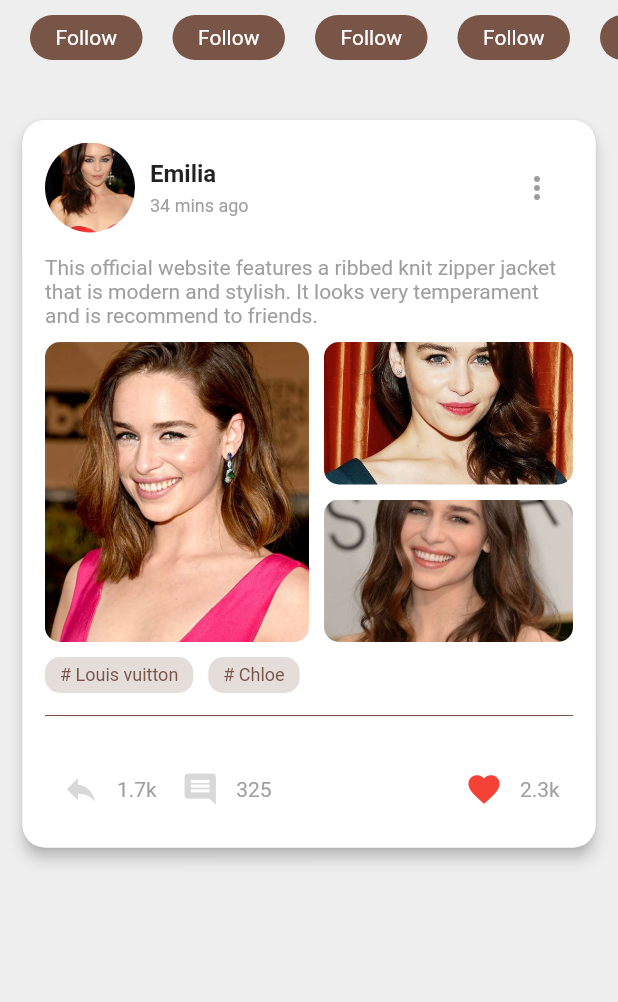
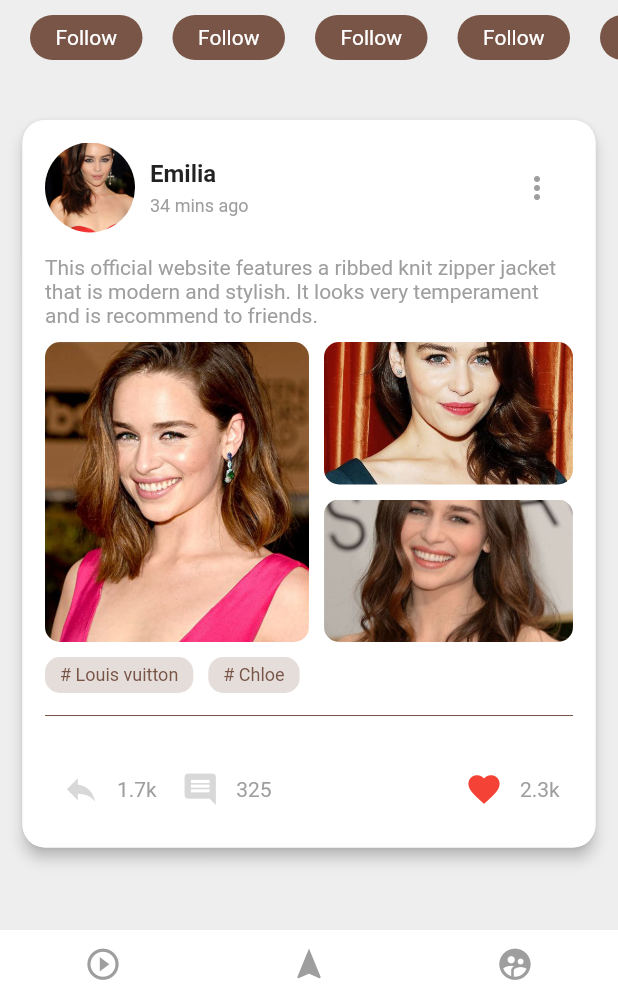
Before and after one commit to AkashRajpurohit/Flutter-Fashion-App-UI, a Flutter app: the screen it shows after launch, on a phone screen of 412 x 824 dp, the part 234-1236 px from its top. Run offline on Flutter 3.47's test engine with Material 2 defaults, Android fonts, the phone set to English and light mode, and no system bars.

Commit message:
:art: bottom navigation

```diff
--- a/lib/screens/home.dart
+++ b/lib/screens/home.dart
@@ -5,7 +5,22 @@ class Home extends StatefulWidget {
   _HomeState createState() => _HomeState();
 }
 
-class _HomeState extends State<Home> {
+class _HomeState extends State<Home> with SingleTickerProviderStateMixin {
+
+  TabController _controller;
+
+  @override
+  void initState() {
+    super.initState();
+    _controller = new TabController(vsync: this, length: 3);
+  }
+
+  @override
+  void dispose() {
+    _controller.dispose();
+    super.dispose();
+  }
+
   @override
   Widget build(BuildContext context) {
     return Scaffold(
@@ -29,6 +44,18 @@ class _HomeState extends State<Home> {
             iconSize: 30.0,
           )
         ],
+      ),
+      bottomNavigationBar: Material(
+        color: Colors.white,
+        child: TabBar(
+          controller: _controller,
+          indicatorColor: Colors.transparent,
+          tabs: <Widget>[
+            Tab(icon: Icon(Icons.play_circle_outline, color: Colors.grey, size: 25.0)),
+            Tab(icon: Icon(Icons.navigation, color: Colors.grey, size: 25.0)),
+            Tab(icon: Icon(Icons.supervised_user_circle, color: Colors.grey, size: 25.0)),
+          ],
+        ),
       ),
       body: ListView(
         padding: EdgeInsets.symmetric(vertical: 15.0),
```
